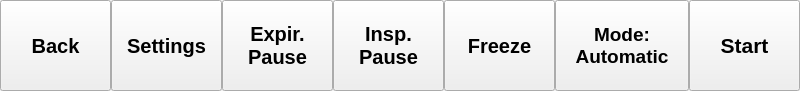
Old version of the form gui/menu/menu.ui in the repository MariuszSuchenek/MVM_GUI_test2.
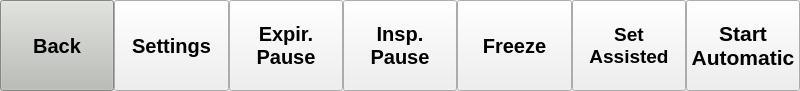
New version of the form.

Commit message: Changed mode toggle back to Set [other mode] and changed start/stop text to Start [current mode] and Stop [current mode]

```diff
--- a/gui/menu/menu.ui
+++ b/gui/menu/menu.ui
@@ -43,6 +43,421 @@
        <height>16777215</height>
       </size>
      </property>
+     <property name="palette">
+      <palette>
+       <active>
+        <colorrole role="WindowText">
+         <brush brushstyle="SolidPattern">
+          <color alpha="255">
+           <red>0</red>
+           <green>0</green>
+           <blue>0</blue>
+          </color>
+         </brush>
+        </colorrole>
+        <colorrole role="Button">
+         <brush brushstyle="SolidPattern">
+          <color alpha="255">
+           <red>186</red>
+           <green>189</green>
+           <blue>182</blue>
+          </color>
+         </brush>
+        </colorrole>
+        <colorrole role="Light">
+         <brush brushstyle="SolidPattern">
+          <color alpha="255">
+           <red>255</red>
+           <green>255</green>
+           <blue>255</blue>
+          </color>
+         </brush>
+        </colorrole>
+        <colorrole role="Midlight">
+         <brush brushstyle="SolidPattern">
+          <color alpha="255">
+           <red>220</red>
+           <green>222</green>
+           <blue>218</blue>
+          </color>
+         </brush>
+        </colorrole>
+        <colorrole role="Dark">
+         <brush brushstyle="SolidPattern">
+          <color alpha="255">
+           <red>93</red>
+           <green>94</green>
+           <blue>91</blue>
+          </color>
+         </brush>
+        </colorrole>
+        <colorrole role="Mid">
+         <brush brushstyle="SolidPattern">
+          <color alpha="255">
+           <red>124</red>
+           <green>126</green>
+           <blue>121</blue>
+          </color>
+         </brush>
+        </colorrole>
+        <colorrole role="Text">
+         <brush brushstyle="SolidPattern">
+          <color alpha="255">
+           <red>0</red>
+           <green>0</green>
+           <blue>0</blue>
+          </color>
+         </brush>
+        </colorrole>
+        <colorrole role="BrightText">
+         <brush brushstyle="SolidPattern">
+          <color alpha="255">
+           <red>255</red>
+           <green>255</green>
+           <blue>255</blue>
+          </color>
+         </brush>
+        </colorrole>
+        <colorrole role="ButtonText">
+         <brush brushstyle="SolidPattern">
+          <color alpha="255">
+           <red>0</red>
+           <green>0</green>
+           <blue>0</blue>
+          </color>
+         </brush>
+        </colorrole>
+        <colorrole role="Base">
+         <brush brushstyle="SolidPattern">
+          <color alpha="255">
+           <red>255</red>
+           <green>255</green>
+           <blue>255</blue>
+          </color>
+         </brush>
+        </colorrole>
+        <colorrole role="Window">
+         <brush brushstyle="SolidPattern">
+          <color alpha="255">
+           <red>186</red>
+           <green>189</green>
+           <blue>182</blue>
+          </color>
+         </brush>
+        </colorrole>
+        <colorrole role="Shadow">
+         <brush brushstyle="SolidPattern">
+          <color alpha="255">
+           <red>0</red>
+           <green>0</green>
+           <blue>0</blue>
+          </color>
+         </brush>
+        </colorrole>
+        <colorrole role="AlternateBase">
+         <brush brushstyle="SolidPattern">
+          <color alpha="255">
+           <red>220</red>
+           <green>222</green>
+           <blue>218</blue>
+          </color>
+         </brush>
+        </colorrole>
+        <colorrole role="ToolTipBase">
+         <brush brushstyle="SolidPattern">
+          <color alpha="255">
+           <red>255</red>
+           <green>255</green>
+           <blue>220</blue>
+          </color>
+         </brush>
+        </colorrole>
+        <colorrole role="ToolTipText">
+         <brush brushstyle="SolidPattern">
+          <color alpha="255">
+           <red>0</red>
+           <green>0</green>
+           <blue>0</blue>
+          </color>
+         </brush>
+        </colorrole>
+       </active>
+       <inactive>
+        <colorrole role="WindowText">
+         <brush brushstyle="SolidPattern">
+          <color alpha="255">
+           <red>0</red>
+           <green>0</green>
+           <blue>0</blue>
+          </color>
+         </brush>
+        </colorrole>
+        <colorrole role="Button">
+         <brush brushstyle="SolidPattern">
+          <color alpha="255">
+           <red>186</red>
+           <green>189</green>
+           <blue>182</blue>
+          </color>
+         </brush>
+        </colorrole>
+        <colorrole role="Light">
+         <brush brushstyle="SolidPattern">
+          <color alpha="255">
+           <red>255</red>
+           <green>255</green>
+           <blue>255</blue>
+          </color>
+         </brush>
+        </colorrole>
+        <colorrole role="Midlight">
+         <brush brushstyle="SolidPattern">
+          <color alpha="255">
+           <red>220</red>
+           <green>222</green>
+           <blue>218</blue>
+          </color>
+         </brush>
+        </colorrole>
+        <colorrole role="Dark">
+         <brush brushstyle="SolidPattern">
+          <color alpha="255">
+           <red>93</red>
+           <green>94</green>
+           <blue>91</blue>
+          </color>
+         </brush>
+        </colorrole>
+        <colorrole role="Mid">
+         <brush brushstyle="SolidPattern">
+          <color alpha="255">
+           <red>124</red>
+           <green>126</green>
+           <blue>121</blue>
+          </color>
+         </brush>
+        </colorrole>
+        <colorrole role="Text">
+         <brush brushstyle="SolidPattern">
+          <color alpha="255">
+           <red>0</red>
+           <green>0</green>
+           <blue>0</blue>
+          </color>
+         </brush>
+        </colorrole>
+        <colorrole role="BrightText">
+         <brush brushstyle="SolidPattern">
+          <color alpha="255">
+           <red>255</red>
+           <green>255</green>
+           <blue>255</blue>
+          </color>
+         </brush>
+        </colorrole>
+        <colorrole role="ButtonText">
+         <brush brushstyle="SolidPattern">
+          <color alpha="255">
+           <red>0</red>
+           <green>0</green>
+           <blue>0</blue>
+          </color>
+         </brush>
+        </colorrole>
+        <colorrole role="Base">
+         <brush brushstyle="SolidPattern">
+          <color alpha="255">
+           <red>255</red>
+           <green>255</green>
+           <blue>255</blue>
+          </color>
+         </brush>
+        </colorrole>
+        <colorrole role="Window">
+         <brush brushstyle="SolidPattern">
+          <color alpha="255">
+           <red>186</red>
+           <green>189</green>
+           <blue>182</blue>
+          </color>
+         </brush>
+        </colorrole>
+        <colorrole role="Shadow">
+         <brush brushstyle="SolidPattern">
+          <color alpha="255">
+           <red>0</red>
+           <green>0</green>
+           <blue>0</blue>
+          </color>
+         </brush>
+        </colorrole>
+        <colorrole role="AlternateBase">
+         <brush brushstyle="SolidPattern">
+          <color alpha="255">
+           <red>220</red>
+           <green>222</green>
+           <blue>218</blue>
+          </color>
+         </brush>
+        </colorrole>
+        <colorrole role="ToolTipBase">
+         <brush brushstyle="SolidPattern">
+          <color alpha="255">
+           <red>255</red>
+           <green>255</green>
+           <blue>220</blue>
+          </color>
+         </brush>
+        </colorrole>
+        <colorrole role="ToolTipText">
+         <brush brushstyle="SolidPattern">
+          <color alpha="255">
+           <red>0</red>
+           <green>0</green>
+           <blue>0</blue>
+          </color>
+         </brush>
+        </colorrole>
+       </inactive>
+       <disabled>
+        <colorrole role="WindowText">
+         <brush brushstyle="SolidPattern">
+          <color alpha="255">
+           <red>93</red>
+           <green>94</green>
+           <blue>91</blue>
+          </color>
+         </brush>
+        </colorrole>
+        <colorrole role="Button">
+         <brush brushstyle="SolidPattern">
+          <color alpha="255">
+           <red>186</red>
+           <green>189</green>
+           <blue>182</blue>
+          </color>
+         </brush>
+        </colorrole>
+        <colorrole role="Light">
+         <brush brushstyle="SolidPattern">
+          <color alpha="255">
+           <red>255</red>
+           <green>255</green>
+           <blue>255</blue>
+          </color>
+         </brush>
+        </colorrole>
+        <colorrole role="Midlight">
+         <brush brushstyle="SolidPattern">
+          <color alpha="255">
+           <red>220</red>
+           <green>222</green>
+           <blue>218</blue>
+          </color>
+         </brush>
+        </colorrole>
+        <colorrole role="Dark">
+         <brush brushstyle="SolidPattern">
+          <color alpha="255">
+           <red>93</red>
+           <green>94</green>
+           <blue>91</blue>
+          </color>
+         </brush>
+        </colorrole>
+        <colorrole role="Mid">
+         <brush brushstyle="SolidPattern">
+          <color alpha="255">
+           <red>124</red>
+           <green>126</green>
+           <blue>121</blue>
+          </color>
+         </brush>
+        </colorrole>
+        <colorrole role="Text">
+         <brush brushstyle="SolidPattern">
+          <color alpha="255">
+           <red>93</red>
+           <green>94</green>
+           <blue>91</blue>
+          </color>
+         </brush>
+        </colorrole>
+        <colorrole role="BrightText">
+         <brush brushstyle="SolidPattern">
+          <color alpha="255">
+           <red>255</red>
+           <green>255</green>
+           <blue>255</blue>
+          </color>
+         </brush>
+        </colorrole>
+        <colorrole role="ButtonText">
+         <brush brushstyle="SolidPattern">
+          <color alpha="255">
+           <red>93</red>
+           <green>94</green>
+           <blue>91</blue>
+          </color>
+         </brush>
+        </colorrole>
+        <colorrole role="Base">
+         <brush brushstyle="SolidPattern">
+          <color alpha="255">
+           <red>186</red>
+           <green>189</green>
+           <blue>182</blue>
+          </color>
+         </brush>
+        </colorrole>
+        <colorrole role="Window">
+         <brush brushstyle="SolidPattern">
+          <color alpha="255">
+           <red>186</red>
+           <green>189</green>
+           <blue>182</blue>
+          </color>
+         </brush>
+        </colorrole>
+        <colorrole role="Shadow">
+         <brush brushstyle="SolidPattern">
+          <color alpha="255">
+           <red>0</red>
+           <green>0</green>
+           <blue>0</blue>
+          </color>
+         </brush>
+        </colorrole>
+        <colorrole role="AlternateBase">
+         <brush brushstyle="SolidPattern">
+          <color alpha="255">
+           <red>186</red>
+           <green>189</green>
+           <blue>182</blue>
+          </color>
+         </brush>
+        </colorrole>
+        <colorrole role="ToolTipBase">
+         <brush brushstyle="SolidPattern">
+          <color alpha="255">
+           <red>255</red>
+           <green>255</green>
+           <blue>220</blue>
+          </color>
+         </brush>
+        </colorrole>
+        <colorrole role="ToolTipText">
+         <brush brushstyle="SolidPattern">
+          <color alpha="255">
+           <red>0</red>
+           <green>0</green>
+           <blue>0</blue>
+          </color>
+         </brush>
+        </colorrole>
+       </disabled>
+      </palette>
+     </property>
      <property name="font">
       <font>
        <pointsize>15</pointsize>
@@ -171,13 +586,13 @@
      </property>
      <property name="minimumSize">
       <size>
-       <width>134</width>
+       <width>113</width>
        <height>0</height>
       </size>
      </property>
      <property name="maximumSize">
       <size>
-       <width>134</width>
+       <width>114</width>
        <height>16777215</height>
       </size>
      </property>
@@ -189,8 +604,8 @@
       </font>
      </property>
      <property name="text">
-      <string>Mode:
-Automatic</string>
+      <string>Set
+Assisted</string>
      </property>
     </widget>
    </item>
@@ -222,7 +637,8 @@
       </font>
      </property>
      <property name="text">
-      <string>Start</string>
+      <string>Start
+Automatic</string>
      </property>
     </widget>
    </item>
```
The commit also changes 1 other file.
